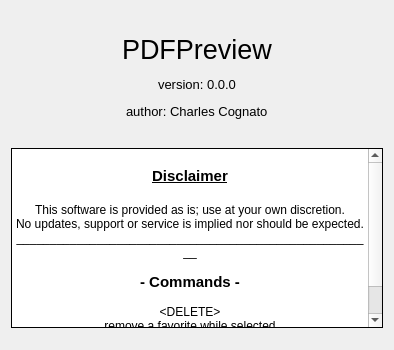
FlyBoy8869/PDFPreview, file PDFPreview/gui/ui_about.ui: the form before one commit.
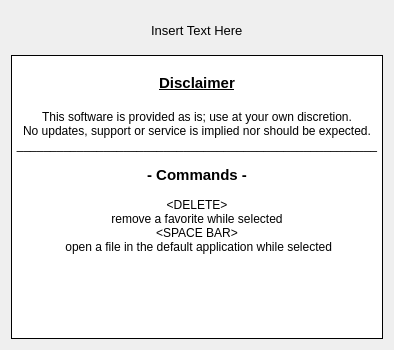
The form after the commit.

Commit message: More about dialog changes

```diff
--- a/PDFPreview/gui/ui_about.ui
+++ b/PDFPreview/gui/ui_about.ui
@@ -38,54 +38,6 @@
       <number>0</number>
      </property>
      <layout class="QVBoxLayout" name="verticalLayout">
-      <item>
-       <layout class="QHBoxLayout" name="horizontalLayout">
-        <item>
-         <spacer name="horizontalSpacer">
-          <property name="orientation">
-           <enum>Qt::Orientation::Horizontal</enum>
-          </property>
-          <property name="sizeHint" stdset="0">
-           <size>
-            <width>40</width>
-            <height>20</height>
-           </size>
-          </property>
-         </spacer>
-        </item>
-        <item>
-         <widget class="QLabel" name="label">
-          <property name="maximumSize">
-           <size>
-            <width>16777215</width>
-            <height>36</height>
-           </size>
-          </property>
-          <property name="font">
-           <font>
-            <pointsize>20</pointsize>
-           </font>
-          </property>
-          <property name="text">
-           <string>PDFPreview</string>
-          </property>
-         </widget>
-        </item>
-        <item>
-         <spacer name="horizontalSpacer_2">
-          <property name="orientation">
-           <enum>Qt::Orientation::Horizontal</enum>
-          </property>
-          <property name="sizeHint" stdset="0">
-           <size>
-            <width>40</width>
-            <height>20</height>
-           </size>
-          </property>
-         </spacer>
-        </item>
-       </layout>
-      </item>
       <item>
        <layout class="QHBoxLayout" name="horizontalLayout_2">
         <item>
@@ -106,7 +58,7 @@
           <property name="maximumSize">
            <size>
             <width>16777215</width>
-            <height>20</height>
+            <height>16777215</height>
            </size>
           </property>
           <property name="font">
@@ -115,7 +67,7 @@
            </font>
           </property>
           <property name="text">
-           <string>version: 0.0.0</string>
+           <string>Insert Text Here</string>
           </property>
          </widget>
         </item>
@@ -134,54 +86,6 @@
         </item>
        </layout>
       </item>
-      <item>
-       <layout class="QHBoxLayout" name="horizontalLayout_3">
-        <item>
-         <spacer name="horizontalSpacer_5">
-          <property name="orientation">
-           <enum>Qt::Orientation::Horizontal</enum>
-          </property>
-          <property name="sizeHint" stdset="0">
-           <size>
-            <width>40</width>
-            <height>20</height>
-           </size>
-          </property>
-         </spacer>
-        </item>
-        <item>
-         <widget class="QLabel" name="label_3">
-          <property name="maximumSize">
-           <size>
-            <width>16777215</width>
-            <height>20</height>
-           </size>
-          </property>
-          <property name="font">
-           <font>
-            <pointsize>10</pointsize>
-           </font>
-          </property>
-          <property name="text">
-           <string>author: Charles Cognato</string>
-          </property>
-         </widget>
-        </item>
-        <item>
-         <spacer name="horizontalSpacer_6">
-          <property name="orientation">
-           <enum>Qt::Orientation::Horizontal</enum>
-          </property>
-          <property name="sizeHint" stdset="0">
-           <size>
-            <width>40</width>
-            <height>20</height>
-           </size>
-          </property>
-         </spacer>
-        </item>
-       </layout>
-      </item>
      </layout>
     </widget>
    </item>
@@ -202,7 +106,7 @@
      <property name="maximumSize">
       <size>
        <width>16777215</width>
-       <height>180</height>
+       <height>16777215</height>
       </size>
      </property>
      <property name="styleSheet">
@@ -226,20 +130,20 @@
 hr { height: 1px; border-width: 0; }
 li.unchecked::marker { content: &quot;\2610&quot;; }
 li.checked::marker { content: &quot;\2612&quot;; }
-&lt;/style&gt;&lt;/head&gt;&lt;body style=&quot; font-family:'.AppleSystemUIFont'; font-size:13pt; font-weight:400; font-style:normal;&quot;&gt;
-&lt;p align=&quot;center&quot; style=&quot; margin-top:0px; margin-bottom:0px; margin-left:0px; margin-right:0px; -qt-block-indent:0; text-indent:0px;&quot;&gt;&lt;span style=&quot; font-size:9pt;&quot;&gt; &lt;/span&gt;&lt;/p&gt;
-&lt;p align=&quot;center&quot; style=&quot; margin-top:0px; margin-bottom:0px; margin-left:0px; margin-right:0px; -qt-block-indent:0; text-indent:0px;&quot;&gt;&lt;span style=&quot; font-family:'Segoe UI'; font-size:11pt; font-weight:700; text-decoration: underline;&quot;&gt;Disclaimer&lt;/span&gt;&lt;/p&gt;
-&lt;p align=&quot;center&quot; style=&quot;-qt-paragraph-type:empty; margin-top:0px; margin-bottom:0px; margin-left:0px; margin-right:0px; -qt-block-indent:0; text-indent:0px; font-family:'Segoe UI'; font-size:11pt; font-weight:700; text-decoration: underline;&quot;&gt;&lt;br /&gt;&lt;/p&gt;
-&lt;p align=&quot;center&quot; style=&quot; margin-top:0px; margin-bottom:0px; margin-left:0px; margin-right:0px; -qt-block-indent:0; text-indent:0px;&quot;&gt;&lt;span style=&quot; font-family:'Segoe UI'; font-size:9pt;&quot;&gt;This software is provided as is; use at your own discretion.&lt;/span&gt;&lt;/p&gt;
-&lt;p align=&quot;center&quot; style=&quot; margin-top:0px; margin-bottom:0px; margin-left:0px; margin-right:0px; -qt-block-indent:0; text-indent:0px;&quot;&gt;&lt;span style=&quot; font-family:'Segoe UI'; font-size:9pt;&quot;&gt;No updates, support or service is implied nor should be expected.&lt;/span&gt;&lt;/p&gt;
-&lt;p align=&quot;center&quot; style=&quot; margin-top:0px; margin-bottom:0px; margin-left:0px; margin-right:0px; -qt-block-indent:0; text-indent:0px;&quot;&gt;&lt;span style=&quot; font-family:'Segoe UI'; font-size:9pt;&quot;&gt;______________________________________________________&lt;/span&gt;&lt;/p&gt;
-&lt;p align=&quot;center&quot; style=&quot;-qt-paragraph-type:empty; margin-top:0px; margin-bottom:0px; margin-left:0px; margin-right:0px; -qt-block-indent:0; text-indent:0px; font-family:'Segoe UI'; font-size:9pt;&quot;&gt;&lt;br /&gt;&lt;/p&gt;
-&lt;p align=&quot;center&quot; style=&quot; margin-top:0px; margin-bottom:0px; margin-left:0px; margin-right:0px; -qt-block-indent:0; text-indent:0px;&quot;&gt;&lt;span style=&quot; font-family:'Segoe UI'; font-size:11pt; font-weight:700;&quot;&gt;- Commands -&lt;/span&gt;&lt;/p&gt;
-&lt;p align=&quot;center&quot; style=&quot;-qt-paragraph-type:empty; margin-top:0px; margin-bottom:0px; margin-left:0px; margin-right:0px; -qt-block-indent:0; text-indent:0px; font-family:'Segoe UI'; font-size:9pt;&quot;&gt;&lt;br /&gt;&lt;/p&gt;
-&lt;p align=&quot;center&quot; style=&quot; margin-top:0px; margin-bottom:0px; margin-left:0px; margin-right:0px; -qt-block-indent:0; text-indent:0px;&quot;&gt;&lt;span style=&quot; font-family:'Segoe UI'; font-size:9pt;&quot;&gt;&amp;lt;DELETE&amp;gt;&lt;/span&gt;&lt;/p&gt;
-&lt;p align=&quot;center&quot; style=&quot; margin-top:0px; margin-bottom:0px; margin-left:0px; margin-right:0px; -qt-block-indent:0; text-indent:0px;&quot;&gt;&lt;span style=&quot; font-family:'Segoe UI'; font-size:9pt;&quot;&gt;remove a favorite while selected&lt;/span&gt;&lt;/p&gt;
-&lt;p align=&quot;center&quot; style=&quot; margin-top:0px; margin-bottom:0px; margin-left:0px; margin-right:0px; -qt-block-indent:0; text-indent:0px;&quot;&gt;&lt;span style=&quot; font-family:'Segoe UI'; font-size:9pt;&quot;&gt;&amp;lt;SPACE BAR&amp;gt;&lt;/span&gt;&lt;/p&gt;
-&lt;p align=&quot;center&quot; style=&quot; margin-top:0px; margin-bottom:0px; margin-left:0px; margin-right:0px; -qt-block-indent:0; text-indent:0px;&quot;&gt;&lt;span style=&quot; font-family:'Segoe UI'; font-size:9pt;&quot;&gt; open a file in the default application while selected&lt;/span&gt;&lt;/p&gt;&lt;/body&gt;&lt;/html&gt;</string>
+&lt;/style&gt;&lt;/head&gt;&lt;body style=&quot; font-family:'Segoe UI'; font-size:9pt; font-weight:400; font-style:normal;&quot;&gt;
+&lt;p align=&quot;center&quot; style=&quot; margin-top:0px; margin-bottom:0px; margin-left:0px; margin-right:0px; -qt-block-indent:0; text-indent:0px;&quot;&gt;&lt;span style=&quot; font-family:'.AppleSystemUIFont';&quot;&gt; &lt;/span&gt;&lt;/p&gt;
+&lt;p align=&quot;center&quot; style=&quot; margin-top:0px; margin-bottom:0px; margin-left:0px; margin-right:0px; -qt-block-indent:0; text-indent:0px;&quot;&gt;&lt;span style=&quot; font-size:11pt; font-weight:700; text-decoration: underline;&quot;&gt;Disclaimer&lt;/span&gt;&lt;/p&gt;
+&lt;p align=&quot;center&quot; style=&quot;-qt-paragraph-type:empty; margin-top:0px; margin-bottom:0px; margin-left:0px; margin-right:0px; -qt-block-indent:0; text-indent:0px; font-size:11pt; font-weight:700; text-decoration: underline;&quot;&gt;&lt;br /&gt;&lt;/p&gt;
+&lt;p align=&quot;center&quot; style=&quot; margin-top:0px; margin-bottom:0px; margin-left:0px; margin-right:0px; -qt-block-indent:0; text-indent:0px;&quot;&gt;This software is provided as is; use at your own discretion.&lt;/p&gt;
+&lt;p align=&quot;center&quot; style=&quot; margin-top:0px; margin-bottom:0px; margin-left:0px; margin-right:0px; -qt-block-indent:0; text-indent:0px;&quot;&gt;No updates, support or service is implied nor should be expected.&lt;/p&gt;
+&lt;p align=&quot;center&quot; style=&quot; margin-top:0px; margin-bottom:0px; margin-left:0px; margin-right:0px; -qt-block-indent:0; text-indent:0px;&quot;&gt;______________________________________________________&lt;/p&gt;
+&lt;p align=&quot;center&quot; style=&quot;-qt-paragraph-type:empty; margin-top:0px; margin-bottom:0px; margin-left:0px; margin-right:0px; -qt-block-indent:0; text-indent:0px;&quot;&gt;&lt;br /&gt;&lt;/p&gt;
+&lt;p align=&quot;center&quot; style=&quot; margin-top:0px; margin-bottom:0px; margin-left:0px; margin-right:0px; -qt-block-indent:0; text-indent:0px;&quot;&gt;&lt;span style=&quot; font-size:11pt; font-weight:700;&quot;&gt;- Commands -&lt;/span&gt;&lt;/p&gt;
+&lt;p align=&quot;center&quot; style=&quot;-qt-paragraph-type:empty; margin-top:0px; margin-bottom:0px; margin-left:0px; margin-right:0px; -qt-block-indent:0; text-indent:0px;&quot;&gt;&lt;br /&gt;&lt;/p&gt;
+&lt;p align=&quot;center&quot; style=&quot; margin-top:0px; margin-bottom:0px; margin-left:0px; margin-right:0px; -qt-block-indent:0; text-indent:0px;&quot;&gt;&amp;lt;DELETE&amp;gt;&lt;/p&gt;
+&lt;p align=&quot;center&quot; style=&quot; margin-top:0px; margin-bottom:0px; margin-left:0px; margin-right:0px; -qt-block-indent:0; text-indent:0px;&quot;&gt;remove a favorite while selected&lt;/p&gt;
+&lt;p align=&quot;center&quot; style=&quot; margin-top:0px; margin-bottom:0px; margin-left:0px; margin-right:0px; -qt-block-indent:0; text-indent:0px;&quot;&gt;&amp;lt;SPACE BAR&amp;gt;&lt;/p&gt;
+&lt;p align=&quot;center&quot; style=&quot; margin-top:0px; margin-bottom:0px; margin-left:0px; margin-right:0px; -qt-block-indent:0; text-indent:0px;&quot;&gt; open a file in the default application while selected&lt;/p&gt;&lt;/body&gt;&lt;/html&gt;</string>
      </property>
     </widget>
    </item>
```
Left out of the diff: 4 changed lines with no effect on the pictures. The commit also changes 1 other file.
